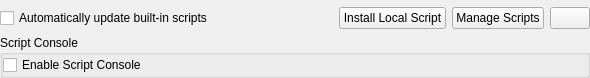
This is src/configdialog/dialogs/ScriptsConfig.ui in KDE/amarok as Qt 5 draws it before an edit. The edited form follows.
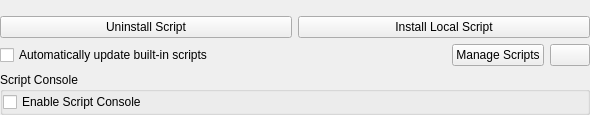
This is the edited form. Icons and pictures are not drawn. Custom widgets are drawn as their Qt base class.

Commit message: Add script uninstall button, support zipped scripts installation

What changed in the file:
```diff
--- a/src/configdialog/dialogs/ScriptsConfig.ui
+++ b/src/configdialog/dialogs/ScriptsConfig.ui
@@ -8,7 +8,7 @@
     <x>0</x>
     <y>0</y>
     <width>590</width>
-    <height>78</height>
+    <height>115</height>
    </rect>
   </property>
   <property name="sizePolicy">
@@ -28,6 +28,24 @@
      </property>
     </widget>
    </item>
+   <item>
+    <layout class="QHBoxLayout" name="horizontalLayout_3">
+     <item>
+      <widget class="KPushButton" name="uninstallButton">
+       <property name="text">
+        <string>Uninstall Script</string>
+       </property>
+      </widget>
+     </item>
+     <item>
+      <widget class="KPushButton" name="installButton">
+       <property name="text">
+        <string>Install Local Script</string>
+       </property>
+      </widget>
+     </item>
+    </layout>
+   </item>
    <item>
     <layout class="QHBoxLayout" name="horizontalLayout">
      <item>
@@ -56,13 +74,6 @@
        </property>
       </spacer>
      </item>
-     <item>
-      <widget class="KPushButton" name="installButton">
-       <property name="text">
-        <string>Install Local Script</string>
-       </property>
-      </widget>
-     </item>
      <item>
       <widget class="QPushButton" name="manageButton">
        <property name="toolTip">
```
The commit also changes 5 other files.
